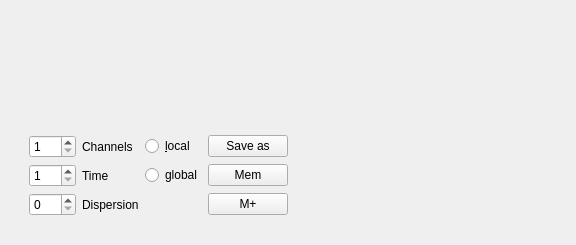
Above: src/spectre.ui from vtyulb/BSA-Analytics before the change. Below: the same form after it.
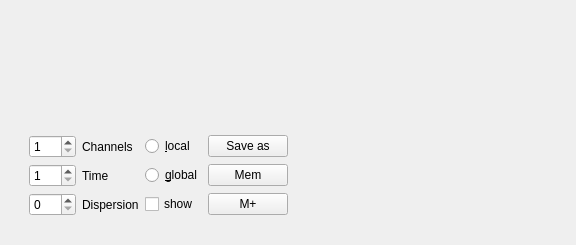
That is the form after the change. Custom widgets are drawn as their Qt base class.

Commit message: showing actual dispersion

Patch:
```diff
--- a/src/spectre.ui
+++ b/src/spectre.ui
@@ -133,7 +133,14 @@
          <item row="2" column="2">
           <widget class="QRadioButton" name="global">
            <property name="text">
-            <string>global</string>
+            <string>&amp;global</string>
+           </property>
+          </widget>
+         </item>
+         <item row="3" column="2">
+          <widget class="QCheckBox" name="showDispersion">
+           <property name="text">
+            <string>show</string>
            </property>
           </widget>
          </item>
```
The commit also changes 3 other files.
